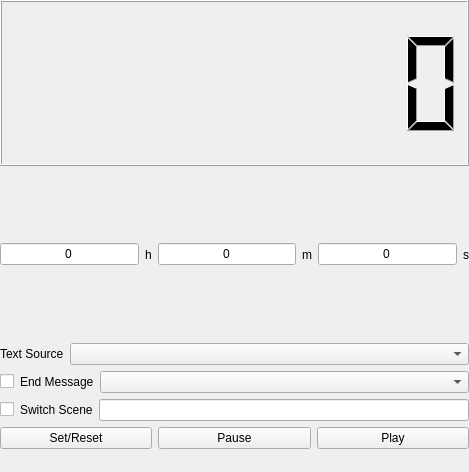
MagraoIDE/obs-plugin-countdown, file src/CountdownTimer.ui: the form before one commit.
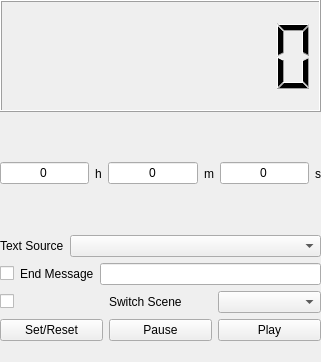
The form after the commit.

Commit message: Now using ui file

Diff of the .ui file:
```diff
--- a/src/CountdownTimer.ui
+++ b/src/CountdownTimer.ui
@@ -6,10 +6,19 @@
    <rect>
     <x>0</x>
     <y>0</y>
-    <width>469</width>
-    <height>472</height>
+    <width>321</width>
+    <height>362</height>
    </rect>
   </property>
+  <property name="sizePolicy">
+   <sizepolicy hsizetype="Preferred" vsizetype="Preferred">
+    <horstretch>1</horstretch>
+    <verstretch>1</verstretch>
+   </sizepolicy>
+  </property>
+  <property name="floating">
+   <bool>true</bool>
+  </property>
   <property name="windowTitle">
    <string>Countdown Timer</string>
   </property>
@@ -19,8 +28,8 @@
      <rect>
       <x>0</x>
       <y>0</y>
-      <width>469</width>
-      <height>449</height>
+      <width>321</width>
+      <height>341</height>
      </rect>
     </property>
     <layout class="QVBoxLayout" name="verticalLayout_6">
@@ -118,6 +127,12 @@
      </item>
      <item>
       <layout class="QHBoxLayout" name="endMessageLayout" stretch="0,0,1">
+       <property name="spacing">
+        <number>-1</number>
+       </property>
+       <property name="sizeConstraint">
+        <enum>QLayout::SetMinimumSize</enum>
+       </property>
        <item>
         <widget class="QCheckBox" name="endMessageCheckBox">
          <property name="text">
@@ -133,7 +148,7 @@
         </widget>
        </item>
        <item>
-        <widget class="QComboBox" name="comboBox_4"/>
+        <widget class="QLineEdit" name="timerEndMessage"/>
        </item>
       </layout>
      </item>
@@ -154,7 +169,7 @@
         </widget>
        </item>
        <item>
-        <widget class="QLineEdit" name="sceneSourceDropDownList"/>
+        <widget class="QComboBox" name="sceneSourceDropdownList"/>
        </item>
       </layout>
      </item>
```
Left out of the diff: 6 changed lines with no effect on the pictures. The commit also changes 2 other files.
